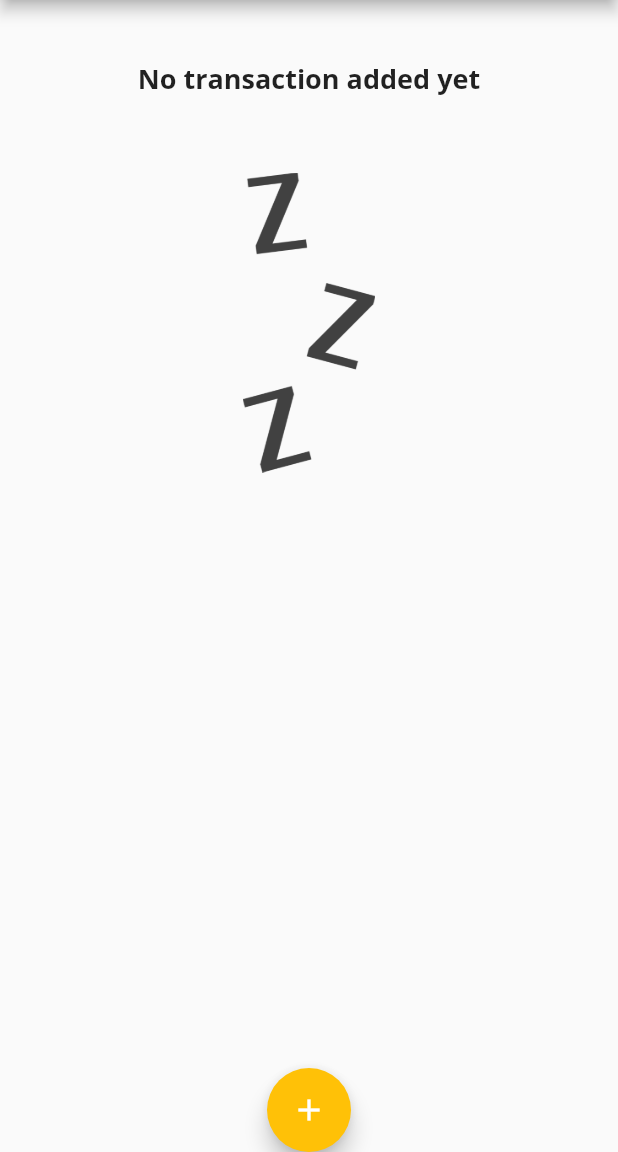
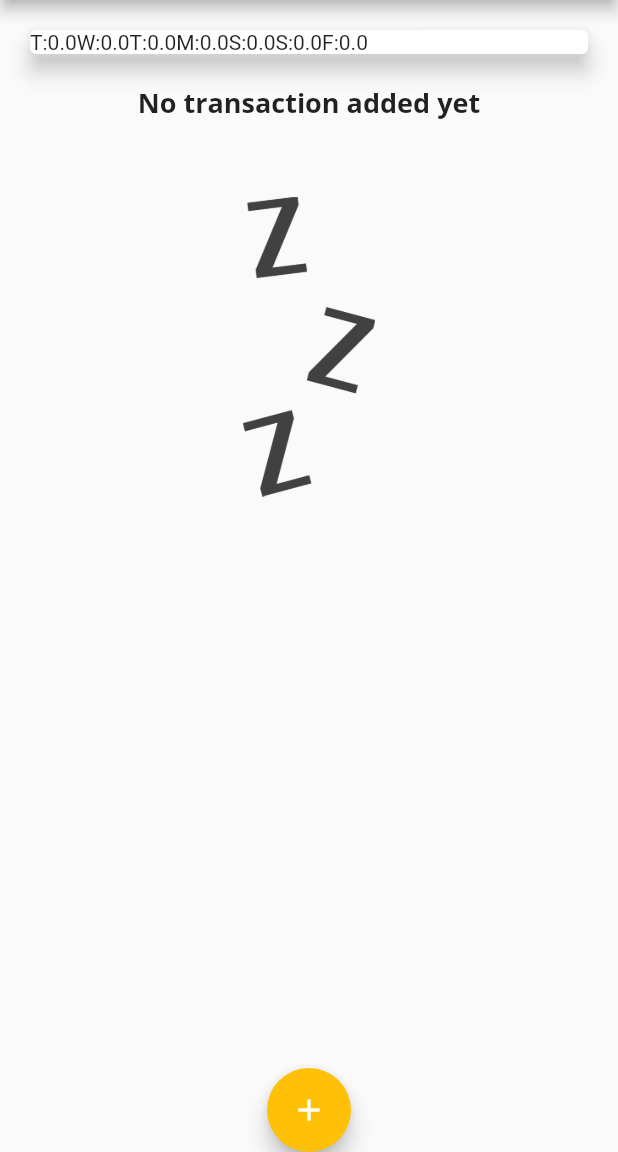
Before and after one commit to IvanSetiawan2001/Expenses_app, a Flutter app: the screen it shows after launch, on a phone screen of 412 x 824 dp, the part 84-1236 px from its top. Run offline on Flutter 3.47's test engine with Material 2 defaults, Android fonts, the phone set to English and light mode, and no system bars.

Commit message:
creating bar out of chart

```diff
--- a/lib/Widgets/chart.dart
+++ b/lib/Widgets/chart.dart
@@ -26,7 +26,7 @@ class Chart extends StatelessWidget {
       print(totalSum);
 
       return {
-        'day': DateFormat.E().format(weekDay),
+        'day': DateFormat.E().format(weekDay).substring(0, 1),
         'amount': totalSum,
       };
     });
@@ -40,7 +40,9 @@ class Chart extends StatelessWidget {
       elevation: 6,
       margin: EdgeInsets.all(20),
       child: Row(
-        children: [],
+        children: groupedTransactionValues.map((data) {
+          return Text('${data['day']}:${data['amount']}');
+        }).toList(),
       ),
     );
   }
```
Also changed, not shown: lib/Widgets/chart_bar.dart (added, +46 -0 lines).
